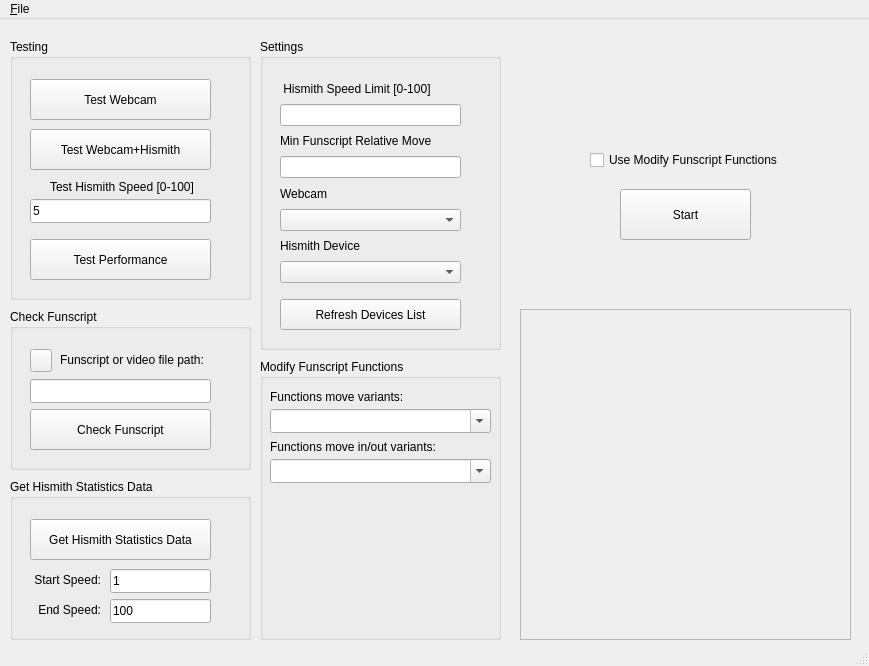
Qt form mainwindow.ui (samsmit362/HismithControl) before a commit.
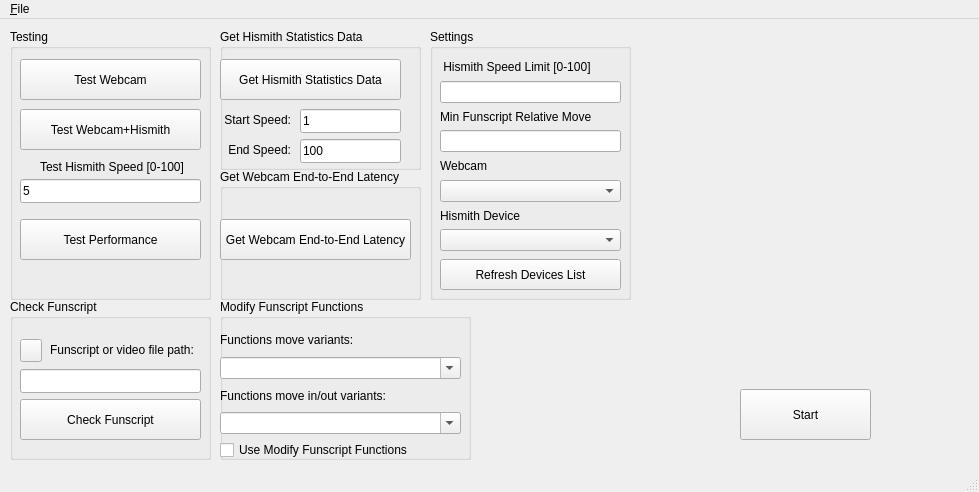
The same form after that commit.

Commit message: Added support to set manual exposure and get webcam end-to-end latency

What changed in the file:
```diff
--- a/mainwindow.ui
+++ b/mainwindow.ui
@@ -6,34 +6,21 @@
    <rect>
     <x>0</x>
     <y>0</y>
-    <width>869</width>
-    <height>666</height>
+    <width>979</width>
+    <height>492</height>
    </rect>
   </property>
   <property name="windowTitle">
    <string>MainWindow</string>
   </property>
   <widget class="QWidget" name="centralwidget">
-   <widget class="QPushButton" name="startButton">
-    <property name="geometry">
-     <rect>
-      <x>620</x>
-      <y>170</y>
-      <width>131</width>
-      <height>51</height>
-     </rect>
-    </property>
-    <property name="text">
-     <string>Start</string>
-    </property>
-   </widget>
    <widget class="QGroupBox" name="groupBox">
     <property name="geometry">
      <rect>
       <x>10</x>
-      <y>20</y>
-      <width>241</width>
-      <height>261</height>
+      <y>10</y>
+      <width>201</width>
+      <height>271</height>
      </rect>
     </property>
     <property name="title">
@@ -42,8 +29,8 @@
     <widget class="QPushButton" name="testCameraButton">
      <property name="geometry">
       <rect>
-       <x>20</x>
-       <y>40</y>
+       <x>10</x>
+       <y>30</y>
        <width>181</width>
        <height>41</height>
       </rect>
@@ -55,8 +42,8 @@
     <widget class="QPushButton" name="testButton">
      <property name="geometry">
       <rect>
-       <x>20</x>
-       <y>90</y>
+       <x>10</x>
+       <y>80</y>
        <width>181</width>
        <height>41</height>
       </rect>
@@ -68,8 +55,8 @@
     <widget class="QLineEdit" name="testSpeed">
      <property name="geometry">
       <rect>
-       <x>20</x>
-       <y>160</y>
+       <x>10</x>
+       <y>150</y>
        <width>181</width>
        <height>24</height>
       </rect>
@@ -81,8 +68,8 @@
     <widget class="QLabel" name="label">
      <property name="geometry">
       <rect>
-       <x>40</x>
-       <y>140</y>
+       <x>30</x>
+       <y>130</y>
        <width>151</width>
        <height>16</height>
       </rect>
@@ -94,8 +81,8 @@
     <widget class="QPushButton" name="getPerformance">
      <property name="geometry">
       <rect>
-       <x>20</x>
-       <y>200</y>
+       <x>10</x>
+       <y>190</y>
        <width>181</width>
        <height>41</height>
       </rect>
@@ -108,10 +95,10 @@
    <widget class="QGroupBox" name="groupBox_2">
     <property name="geometry">
      <rect>
-      <x>260</x>
-      <y>20</y>
-      <width>241</width>
-      <height>311</height>
+      <x>430</x>
+      <y>10</y>
+      <width>201</width>
+      <height>271</height>
      </rect>
     </property>
     <property name="title">
@@ -120,10 +107,10 @@
     <widget class="QWidget" name="layoutWidget">
      <property name="geometry">
       <rect>
-       <x>20</x>
-       <y>40</y>
+       <x>10</x>
+       <y>30</y>
        <width>181</width>
-       <height>204</height>
+       <height>192</height>
       </rect>
      </property>
      <layout class="QVBoxLayout" name="verticalLayout">
@@ -180,8 +167,8 @@
     <widget class="QPushButton" name="refreshDevices">
      <property name="geometry">
       <rect>
-       <x>20</x>
-       <y>260</y>
+       <x>10</x>
+       <y>230</y>
        <width>181</width>
        <height>31</height>
       </rect>
@@ -195,8 +182,8 @@
     <property name="geometry">
      <rect>
       <x>10</x>
-      <y>290</y>
-      <width>241</width>
+      <y>280</y>
+      <width>201</width>
       <height>161</height>
      </rect>
     </property>
@@ -206,7 +193,7 @@
     <widget class="QLineEdit" name="funscriptPathEdit">
      <property name="geometry">
       <rect>
-       <x>20</x>
+       <x>10</x>
        <y>70</y>
        <width>181</width>
        <height>24</height>
@@ -216,7 +203,7 @@
     <widget class="QPushButton" name="checkFunscript">
      <property name="geometry">
       <rect>
-       <x>20</x>
+       <x>10</x>
        <y>100</y>
        <width>181</width>
        <height>41</height>
@@ -229,7 +216,7 @@
     <widget class="QLabel" name="label_7">
      <property name="geometry">
       <rect>
-       <x>50</x>
+       <x>40</x>
        <y>40</y>
        <width>151</width>
        <height>21</height>
@@ -242,7 +229,7 @@
     <widget class="QToolButton" name="openFunscript">
      <property name="geometry">
       <rect>
-       <x>20</x>
+       <x>10</x>
        <y>40</y>
        <width>22</width>
        <height>23</height>
@@ -256,98 +243,80 @@
    <widget class="QGroupBox" name="groupBox_4">
     <property name="geometry">
      <rect>
-      <x>260</x>
-      <y>340</y>
-      <width>241</width>
-      <height>281</height>
+      <x>220</x>
+      <y>280</y>
+      <width>251</width>
+      <height>161</height>
      </rect>
     </property>
     <property name="title">
      <string>Modify Funscript Functions</string>
     </property>
-    <widget class="QLabel" name="label_6">
+    <widget class="QWidget" name="verticalLayoutWidget">
      <property name="geometry">
       <rect>
-       <x>10</x>
+       <x>0</x>
        <y>30</y>
-       <width>141</width>
-       <height>16</height>
+       <width>241</width>
+       <height>131</height>
       </rect>
      </property>
-     <property name="text">
-      <string>Functions move variants:</string>
-     </property>
+     <layout class="QVBoxLayout" name="verticalLayout_2">
+      <item>
+       <widget class="QLabel" name="label_6">
+        <property name="text">
+         <string>Functions move variants:</string>
+        </property>
+       </widget>
+      </item>
+      <item>
+       <widget class="QComboBox" name="functionsMoveVariants">
+        <property name="contextMenuPolicy">
+         <enum>Qt::CustomContextMenu</enum>
+        </property>
+        <property name="editable">
+         <bool>true</bool>
+        </property>
+       </widget>
+      </item>
+      <item>
+       <widget class="QLabel" name="label_8">
+        <property name="text">
+         <string>Functions move in/out variants:</string>
+        </property>
+       </widget>
+      </item>
+      <item>
+       <widget class="QComboBox" name="functionsMoveInOutVariants">
+        <property name="contextMenuPolicy">
+         <enum>Qt::CustomContextMenu</enum>
+        </property>
+        <property name="editable">
+         <bool>true</bool>
+        </property>
+       </widget>
+      </item>
+      <item>
+       <widget class="QCheckBox" name="modifyFunscript">
+        <property name="text">
+         <string>Use Modify Funscript Functions</string>
+        </property>
+       </widget>
+      </item>
+     </layout>
     </widget>
-    <widget class="QLabel" name="label_8">
-     <property name="geometry">
-      <rect>
-       <x>10</x>
-       <y>80</y>
-       <width>181</width>
-       <height>16</height>
-      </rect>
-     </property>
-     <property name="text">
-      <string>Functions move in/out variants:</string>
-     </property>
-    </widget>
-    <widget class="QComboBox" name="functionsMoveVariants">
-     <property name="geometry">
-      <rect>
-       <x>10</x>
-       <y>50</y>
-       <width>221</width>
-       <height>24</height>
-      </rect>
-     </property>
-     <property name="contextMenuPolicy">
-      <enum>Qt::CustomContextMenu</enum>
-     </property>
-     <property name="editable">
-      <bool>true</bool>
-     </property>
-    </widget>
-    <widget class="QComboBox" name="functionsMoveInOutVariants">
-     <property name="geometry">
-      <rect>
-       <x>10</x>
-       <y>100</y>
-       <width>221</width>
-       <height>24</height>
-      </rect>
-     </property>
-     <property name="contextMenuPolicy">
-      <enum>Qt::CustomContextMenu</enum>
-     </property>
-     <property name="editable">
-      <bool>true</bool>
-     </property>
-    </widget>
-   </widget>
-   <widget class="QCheckBox" name="modifyFunscript">
-    <property name="geometry">
-     <rect>
-      <x>590</x>
-      <y>130</y>
-      <width>191</width>
-      <height>22</height>
-     </rect>
-    </property>
-    <property name="text">
-     <string>Use Modify Funscript Functions</string>
-    </property>
    </widget>
    <widget class="QFrame" name="chartFrame">
     <property name="geometry">
      <rect>
-      <x>520</x>
-      <y>290</y>
+      <x>640</x>
+      <y>0</y>
       <width>331</width>
-      <height>331</height>
+      <height>330</height>
      </rect>
     </property>
     <property name="frameShape">
-     <enum>QFrame::StyledPanel</enum>
+     <enum>QFrame::NoFrame</enum>
     </property>
     <property name="frameShadow">
      <enum>QFrame::Raised</enum>
@@ -356,20 +325,23 @@
    <widget class="QGroupBox" name="groupBox_5">
     <property name="geometry">
      <rect>
-      <x>10</x>
-      <y>460</y>
-      <width>241</width>
-      <height>161</height>
+      <x>220</x>
+      <y>10</y>
+      <width>201</width>
+      <height>141</height>
      </rect>
     </property>
     <property name="title">
      <string>Get Hismith Statistics Data</string>
     </property>
+    <property name="flat">
+     <bool>false</bool>
+    </property>
     <widget class="QPushButton" name="getStatistics">
      <property name="geometry">
       <rect>
-       <x>20</x>
-       <y>40</y>
+       <x>0</x>
+       <y>30</y>
        <width>181</width>
        <height>41</height>
       </rect>
@@ -381,8 +353,8 @@
     <widget class="QLabel" name="label_9">
      <property name="geometry">
       <rect>
-       <x>20</x>
-       <y>90</y>
+       <x>0</x>
+       <y>80</y>
        <width>71</width>
        <height>21</height>
       </rect>
@@ -397,8 +369,8 @@
     <widget class="QLineEdit" name="startSpeed">
      <property name="geometry">
       <rect>
-       <x>100</x>
-       <y>90</y>
+       <x>80</x>
+       <y>80</y>
        <width>101</width>
        <height>24</height>
       </rect>
@@ -410,8 +382,8 @@
     <widget class="QLabel" name="label_10">
      <property name="geometry">
       <rect>
-       <x>20</x>
-       <y>120</y>
+       <x>0</x>
+       <y>110</y>
        <width>71</width>
        <height>21</height>
       </rect>
@@ -426,8 +398,8 @@
     <widget class="QLineEdit" name="endSpeed">
      <property name="geometry">
       <rect>
-       <x>100</x>
-       <y>120</y>
+       <x>80</x>
+       <y>110</y>
        <width>101</width>
        <height>24</height>
       </rect>
@@ -437,14 +409,53 @@
      </property>
     </widget>
    </widget>
+   <widget class="QPushButton" name="startButton">
+    <property name="geometry">
+     <rect>
+      <x>740</x>
+      <y>370</y>
+      <width>131</width>
+      <height>51</height>
+     </rect>
+    </property>
+    <property name="text">
+     <string>Start</string>
+    </property>
+   </widget>
+   <widget class="QGroupBox" name="groupBox_6">
+    <property name="geometry">
+     <rect>
+      <x>220</x>
+      <y>150</y>
+      <width>201</width>
+      <height>131</height>
+     </rect>
+    </property>
+    <property name="title">
+     <string>Get Webcam End-to-End Latency</string>
+    </property>
+    <widget class="QPushButton" name="getWebcamLatency">
+     <property name="geometry">
+      <rect>
+       <x>0</x>
+       <y>50</y>
+       <width>191</width>
+       <height>41</height>
+      </rect>
+     </property>
+     <property name="text">
+      <string>Get Webcam End-to-End Latency</string>
+     </property>
+    </widget>
+   </widget>
   </widget>
   <widget class="QMenuBar" name="menubar">
    <property name="geometry">
     <rect>
      <x>0</x>
      <y>0</y>
-     <width>869</width>
-     <height>21</height>
+     <width>979</width>
+     <height>22</height>
     </rect>
    </property>
    <widget class="QMenu" name="menuFile">
```
The commit also changes 9 other files.
